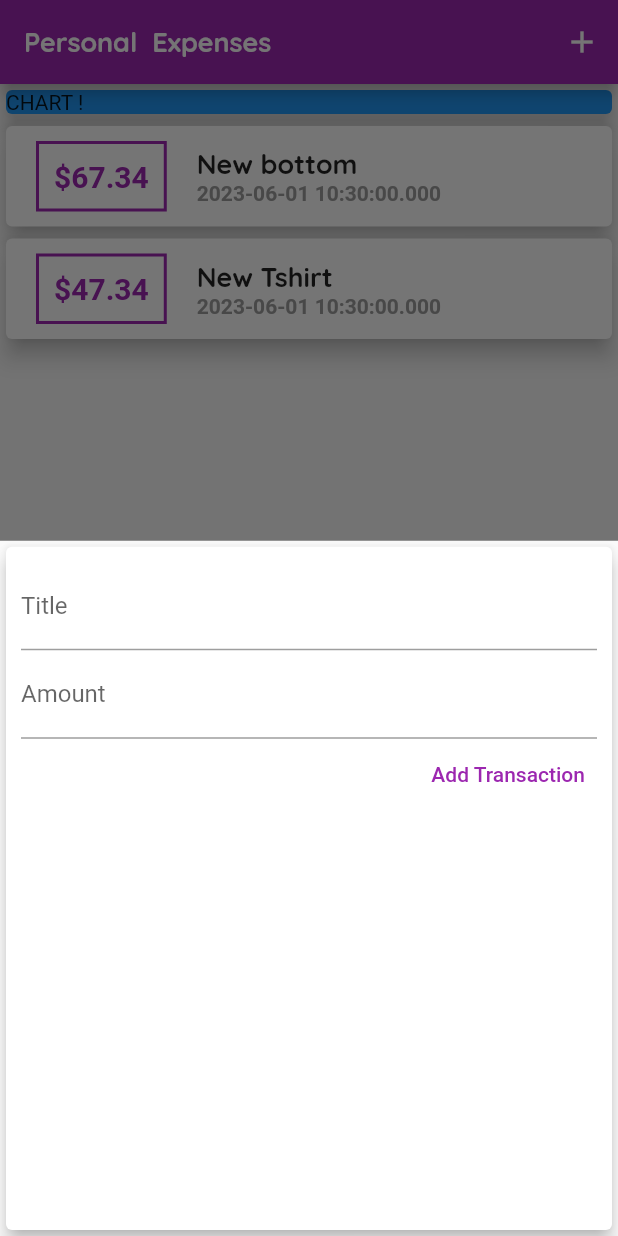
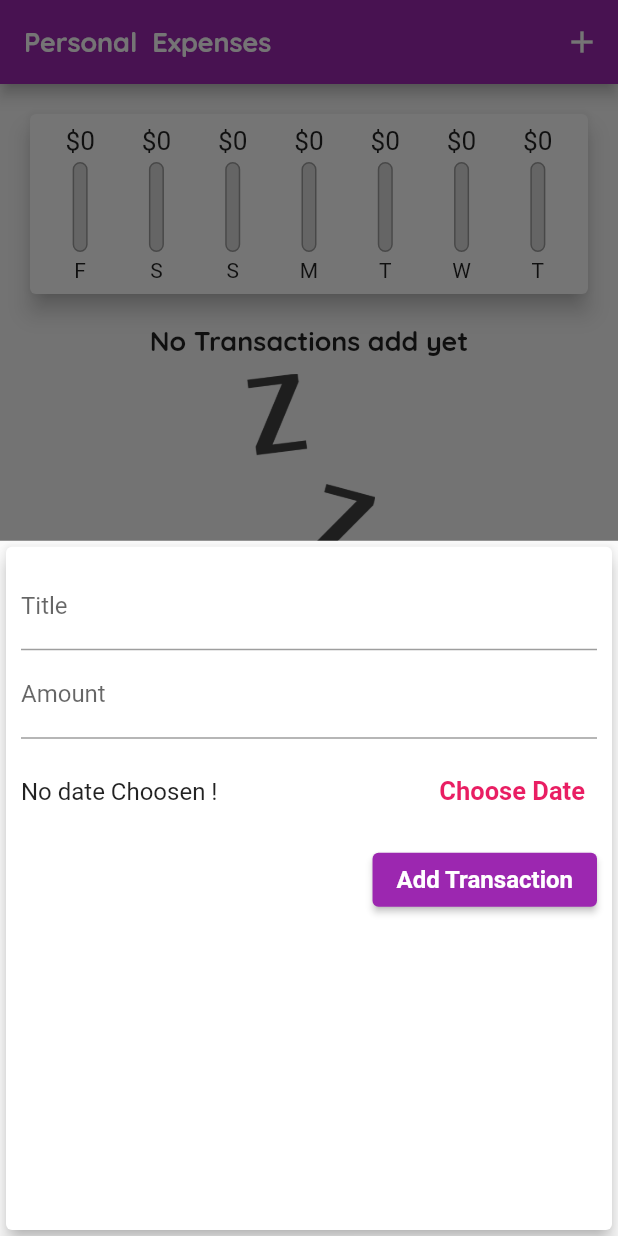
Before and after one commit to shiran02/Flutter_Expense_app, a Flutter app: the screen it shows after launch, after a tap on the "add" icon, on a phone screen of 412 x 824 dp. Run offline on Flutter 3.47's test engine with Material 2 defaults, Android fonts, the phone set to English and light mode, and no system bars.

Commit message:
finish delete teansaction

```diff
--- a/expense/lib/main.dart
+++ b/expense/lib/main.dart
@@ -1,12 +1,13 @@
 // ignore_for_file: deprecated_member_use
 
 import 'package:expense/model/transaction.dart';
+import 'package:expense/widgets/chart.dart';
 import 'package:expense/widgets/new_transaction.dart';
 import 'package:flutter/material.dart';
 import 'widgets/transaction_list.dart';
 
 void main() {
-  runApp(MyApp());
+  runApp(const MyApp());
 }
 
 class MyApp extends StatelessWidget {
@@ -19,7 +20,7 @@ class MyApp extends StatelessWidget {
       title:'Personale Expenses',
       theme:ThemeData(
           primarySwatch: Colors.purple,
-          accentColor: Colors.amber,
+         // accentColor: Colors.amber,
           fontFamily: 'QuickSand',
 
 
@@ -32,23 +33,31 @@ class MyApp extends StatelessWidget {
           ),
 
           appBarTheme: AppBarTheme(
-            textTheme: ThemeData.light().textTheme.copyWith(
+            toolbarTextStyle: ThemeData.light().textTheme.copyWith(
             titleLarge:const TextStyle(
               fontFamily:'Quicksand',
               fontSize: 18,
               fontWeight: FontWeight.bold,
-          ),
             ),
+            ).bodyText2, titleTextStyle: ThemeData.light().textTheme.copyWith(
+            titleLarge:const TextStyle(
+              fontFamily:'Quicksand',
+              fontSize: 18,
+              fontWeight: FontWeight.bold,
+            ),
+            ).headline6,
           ),
 
         ),
-      home: MyHomePage(),
+      home: const MyHomePage(),
     );
   }
 }
 
 class MyHomePage extends StatefulWidget {
-//const MyHomePage({super.key, required this.title});
+  const MyHomePage({super.key});
+
+//const MyHomePage({super.key);
 // final String title;
 
   State<MyHomePage> createState() => _MyHomePageState();
@@ -59,50 +68,74 @@ class _MyHomePageState extends State<MyHomePage> {
     late String title;
 
     final List<Transaction> _userTransaction = [
-    Transaction(
-      id: 't1',
-      title: 'New bottom',
-      amount: 67.34,
-      date: DateTime.now(),
-    ),
+    // Transaction(
+    //   id: 't1',
+    //   title: 'New bottom',
+    //   amount: 67.34,
+    //   date: DateTime.now(),
+    // ),
 
-    Transaction(
-      id: 't2',
-      title: 'New Tshirt',
-      amount: 47.34,
-      date: DateTime.now(),
-    ),
+    // Transaction(
+    //   id: 't2',
+    //   title: 'New Tshirt',
+    //   amount: 47.34,
+    //   date: DateTime.now(),
+    // ),
   ];
 
-  void _addNewTransaction(String txTitle, double txAmount) {
+
+  List<Transaction> get _recentTransactions{              //get is key word its used to dart get
+    //return _userTransaction.where((tx){
+      //return tx.date.isAfter(DateTime.now().subtract(Duration(days: 7),),);}).toList();
+      return _userTransaction.where((tx) => DateTime.now().difference(tx.date).inDays <= 7).toList();
+  }
+
+  void _addNewTransaction(String txTitle, double txAmount , DateTime chosenDate ) {
     final newTx = Transaction(
       id: DateTime.now().toString(),
       title: txTitle,
       amount: txAmount,
-      date: DateTime.now(),
+      date: chosenDate,
     );
 
     setState(() {
       _userTransaction.add(newTx);
     });
+
   }
 
     void _startAddNewTransaction(BuildContext ctx){
-      showModalBottomSheet(context: ctx , builder: (_){
+      showModalBottomSheet(
+        context: ctx ,
+        builder: (_){
         return GestureDetector(
           onTap: (){},
+          behavior: HitTestBehavior.opaque,
           child: NewTransaction(_addNewTransaction),
-          behavior: HitTestBehavior.opaque,
         );
-      });   ///this method give by flutter
+      },);   ///this method give by flutter
+    }
 
+    void _deleteTransaction(String id){
+
+      setState(() {
+          _userTransaction.removeWhere((tx) =>  tx.id == id);
+      });
     }
+
+    @override
+  void initState() {
+    // TODO: implement initState
+    super.initState();
+
+
+  }
 
 @override
   Widget build(BuildContext context) {
     return Scaffold(
       appBar: AppBar(
-        title: Text("Personal  Expenses"),
+        title: const Text("Personal  Expenses"),
         actions: <Widget>[
           IconButton(
             icon: const Icon(Icons.add),
@@ -116,24 +149,16 @@ class _MyHomePageState extends State<MyHomePage> {
         child: Column(
           //mainAxisAlignment: MainAxisAlignment.spaceAround,
           crossAxisAlignment: CrossAxisAlignment.stretch,
-          children: [
-            Container(
-              width: double.infinity,
-              child: const Card(
-                color: Colors.blue,
-                elevation: 6,
-                child: Text('CHART !'),
-              ),
-            ),
-
-            TransactionList(_userTransaction),
+          children: <Widget>[
+           Chart(_recentTransactions),
+           TransactionList(_userTransaction , _deleteTransaction),
           ],
         ),
       ),
 
       floatingActionButtonLocation: FloatingActionButtonLocation.centerDocked,
       floatingActionButton: FloatingActionButton(
-        child: Icon(Icons.add),
+        child: const Icon(Icons.add),
         onPressed:()=> _startAddNewTransaction(context),
         )
     );
--- /dev/null
+++ b/expense/lib/widgets/chart.dart
@@ -0,0 +1,67 @@
+import 'package:expense/model/transaction.dart';
+import 'package:expense/widgets/chart_bar.dart';
+import 'package:flutter/material.dart';
+import 'package:intl/intl.dart';
+
+class Chart extends StatelessWidget {
+
+  final List<Transaction> recentTransaction;
+
+   Chart( this.recentTransaction);
+
+
+  List<Map<String,Object>> get groupedTransactionVlaues{
+    return List.generate(7,(index){
+      final weekDay = DateTime.now().subtract(
+        Duration(days: index),
+      );
+
+      double totalSum = 0.0;
+
+      for(var i=0;i<recentTransaction.length;i++){
+          if(recentTransaction[i].date.day == weekDay.day &&
+             recentTransaction[i].date.month == weekDay.month &&
+            recentTransaction[i].date.year == weekDay.year
+          ){
+              totalSum += recentTransaction[i].amount;
+          }
+      }
+
+      return {
+        'day' : DateFormat.E().format(weekDay).substring(0,1),
+        'amount':totalSum,
+      };
+
+    }).reversed.toList();
+  }
+
+  double totalSpending() {
+  return groupedTransactionVlaues.fold(0.0, (sum, item) {
+    return sum + (item['amount'] as num);
+  });
+}
+
+  @override
+  Widget build(BuildContext context) {
+    return  Card(
+      elevation: 6,
+      margin: const EdgeInsets.all(20),
+        child: Padding(
+          padding: const EdgeInsets.all(8.0),
+          child: Row(
+            mainAxisAlignment: MainAxisAlignment.spaceAround,
+            children: groupedTransactionVlaues.map((data){
+             return  Flexible(
+              fit:FlexFit.tight,
+               child: ChartBar(
+                  (data['day'] as String),
+                  (data['amount']as double),
+                  totalSpending() ==0.0 ? 0.0:(data['amount']as double) / totalSpending(),
+                  ),
+             );
+            }).toList(),
+          ),
+        ),
+    );
+  }
+}
--- /dev/null
+++ b/expense/lib/widgets/chart_bar.dart
@@ -0,0 +1,64 @@
+import 'package:flutter/material.dart';
+import 'package:flutter/widgets.dart';
+
+class ChartBar extends StatelessWidget {
+  final String label;
+  final double spendingAmount;
+  final double spendingPctTotal;
+
+  const ChartBar(
+    this.label,
+    this.spendingAmount,
+    this.spendingPctTotal,
+    );
+
+  @override
+  Widget build(BuildContext context) {
+    return Column(
+      children: <Widget>[
+        Container(
+          height: 20,
+          child: FittedBox(
+            child: Text('\$${spendingAmount.toStringAsFixed(0)}'),
+          ),
+        ),
+        const SizedBox(
+          height: 4,
+        ),
+        Container(
+          height: 60,
+          width: 10,
+          child: Stack(
+            children: <Widget>[
+
+              Container(
+                decoration: BoxDecoration(
+                  border: Border.all(color: Colors.grey, width: 1.0),
+                  color: Color.fromRGBO(220, 220, 220, 1),
+                  borderRadius: BorderRadius.circular(20),
+                ),
+              ),
+
+
+              FractionallySizedBox(
+                  heightFactor: spendingPctTotal,
+                  child: Container(
+                    decoration: BoxDecoration(
+                      color: Theme.of(context).primaryColor,
+                      borderRadius: BorderRadius.circular(20),
+                    ),
+                  )
+              ),
+
+
+            ],
+          ),
+        ),
+        const SizedBox(
+          height: 4,
+        ),
+        Text(label),
+      ],
+    );
+  }
+}
--- a/expense/lib/widgets/new_transaction.dart
+++ b/expense/lib/widgets/new_transaction.dart
@@ -1,44 +1,65 @@
-
 import 'package:flutter/material.dart';
 import 'package:flutter/src/widgets/framework.dart';
-import 'package:flutter/src/widgets/placeholder.dart';
 import 'package:flutter/widgets.dart';
+import 'package:intl/intl.dart';
 
 class NewTransaction extends StatefulWidget {
-
   final Function tsAdd;
 
-   NewTransaction(this.tsAdd);
+  const NewTransaction(this.tsAdd);
 
   @override
   State<NewTransaction> createState() => _NewTransactionState();
 }
 
 class _NewTransactionState extends State<NewTransaction> {
+  final _titleController = TextEditingController();
+  final _amoutnController = TextEditingController();
+    //DateTime _selectedDate = DateTime.now();
+     DateTime? _selectedDate;
 
-    final titleController = TextEditingController();
-    final amoutnController = TextEditingController();
+  void _submitData() {
 
-    void submitData(){
+    if(_amoutnController.text.isEmpty){
+        return;
+    }
+    final enteredTitle = _titleController.text;
+    final enteredAmount = double.parse(_amoutnController.text);
 
-      final enteredTitle = titleController.text;
-      final enteredAmount = double.parse(amoutnController.text);
-
-      if(enteredTitle.isEmpty || enteredAmount <= 0){
+    if (enteredTitle.isEmpty || enteredAmount <= 0 || _selectedDate ==null) {
       return;
     }
 
     widget.tsAdd(
-        enteredTitle ,
+      enteredTitle,
       enteredAmount,
+      _selectedDate,
     );
 
     Navigator.of(context).pop();
   }
 
+  void _presentDatePicker(){
+    showDatePicker(
+      context: context,
+      initialDate: DateTime.now(),
+      firstDate: DateTime(2023),
+      lastDate: DateTime.now(),
+      ).then((pickedDate) {
+          if(pickedDate == null){
+            return;
+          }
+
+          setState(() {
+             _selectedDate = pickedDate;
+             print(pickedDate);
+          });
+      });
+      print('...');
+  }
+
   @override
   Widget build(BuildContext context) {
-
     return Card(
       elevation: 5,
       child: Container(
@@ -46,39 +67,71 @@ class _NewTransactionState extends State<NewTransaction> {
         child: Column(
           crossAxisAlignment: CrossAxisAlignment.end,
           children: <Widget>[
-
             TextField(
               decoration: const InputDecoration(
                 labelText: "Title",
               ),
-              controller: titleController,
-              onSubmitted:(_) => submitData(),
+              controller: _titleController,
+              onSubmitted: (_) => _submitData(),
               // onChanged: (val) {
               //   titleInput = val;
               // },
             ),
-
             TextField(
               decoration: const InputDecoration(
                 labelText: "Amount",
               ),
               keyboardType: TextInputType.number,
-              controller: amoutnController,
-              onSubmitted:(_) => submitData(),
+              controller: _amoutnController,
+              onSubmitted: (_) => _submitData(),
               // onChanged: (val) {
               //   amountInput = val;
               // },
             ),
+            Container(
+              height: 70,
+              child: Row(
+                children: <Widget>[
+                   Expanded(
+                     child: Text(
+                      _selectedDate == null
+                      ? 'No date Choosen !'
+                      : 'Picked Date: ${DateFormat.yMd().format(_selectedDate!)}',
+                      style: const TextStyle(
+                        fontSize: 16,
+                        fontWeight: FontWeight.normal
+                      ),),
+                   ),
 
                   TextButton(
-              onPressed:submitData,
+                    onPressed: (){
+                      _presentDatePicker();
+                    },
+                    child: const Text(
+                      'Choose Date',
+                      style: TextStyle(
+                        fontWeight: FontWeight.bold,
+                        fontSize: 17,
+                        color: Colors.pink,
+                      ),
+                    ),
+                  ),
+                ],
+              ),
+            ),
+            ElevatedButton(
+              onPressed: _submitData,
               child: const Text(
                 'Add Transaction',
+               // textColor:Colors.white,
+                style: TextStyle(
+                  fontWeight: FontWeight.bold,
+                  fontSize: 16,
+                 // backgroundColor: Colors.purple,
+                ),
               ),
               //textColor:Colors.purple,
             ),
-
-
           ],
         ),
       ),
--- a/expense/lib/widgets/transaction_list.dart
+++ b/expense/lib/widgets/transaction_list.dart
@@ -3,75 +3,72 @@ import 'package:flutter/material.dart';
 import 'package:flutter/src/widgets/framework.dart';
 import 'package:flutter/src/widgets/placeholder.dart';
 import 'package:flutter/widgets.dart';
-
+import 'package:intl/intl.dart';
 import '../model/transaction.dart';
 import '../model/transaction.dart';
 
 class TransactionList extends StatelessWidget {
+  final List<Transaction> transactions;
+  final Function deleteTx;
 
-  final List<Transaction> transactions;
-
-  TransactionList(this.transactions);
+  const TransactionList(this.transactions , this.deleteTx);
 
   @override
   Widget build(BuildContext context) {
     return Container(
       height: 480,
-      child: ListView.builder(
-        itemCount: transactions.length,
+      child: transactions.isEmpty
+      ? Column(
+        children: <Widget>[
+          Text(
+            'No Transactions add yet',
+            style: Theme.of(context).textTheme.titleLarge,
+          ),
+
+          SizedBox(height: 10,),
+
+          Container(
+            height: 200,
+            child: Image.asset('assets/images/waiting.png',fit: BoxFit.cover,),
+          ),
+        ],
+      ):ListView.builder(
+
         itemBuilder: (ctx,index){
           return Card(
-              elevation: 6,
-              child: Row(
-                children: [
-                  Container(
-                    margin: const EdgeInsets.symmetric(
-                      vertical: 10,
-                      horizontal: 20,
-                    ),
-                    padding: const EdgeInsets.all(10),
-                    decoration: BoxDecoration(
-                      border: Border.all(
-                        color: Theme.of(context).primaryColor,
-                        width: 2,
-                      ),
-                    ),
-                    child: Text(
-                      '\$${transactions[index].amount.toStringAsFixed(2)}', // another way -->  '\$${tx.amount}'
-                      style:  TextStyle(
-                        fontWeight: FontWeight.bold,
-                        fontSize: 20,
-                         color: Theme.of(context).primaryColor,
+            elevation: 8,
+            margin: EdgeInsets.symmetric(vertical: 4,horizontal: 2),
+            child: ListTile(
+              leading: CircleAvatar(
+                radius: 30,
+                child: Padding(
+                  padding: const EdgeInsets.all(6.0),
+                  child: FittedBox(
+                    child: Text('\$${transactions[index].amount}')
                     ),
                 ),
               ),
-                  Column(
-                    crossAxisAlignment: CrossAxisAlignment.start,
-                    children: <Widget>[
-                      Text(
+
+              title: Text(
                 transactions[index].title,
-                        style: Theme.of(context).textTheme.titleLarge,
-                        // style: const TextStyle(
-                        //   fontSize: 18,
-                        //   fontWeight: FontWeight.bold,
-                        // ),
+                style: Theme.of(context).textTheme.bodyLarge
                 ),
-                      Text(
-                        transactions[index].date.toString(),
-                      //   style: Theme.of(context).textTheme.titleLarge,
 
-                        style: const TextStyle(
-                          color: Colors.grey,
-                          fontWeight: FontWeight.w700,
+              subtitle: Text(
+                DateFormat.yMMMd().format(transactions[index].date),
+             //   style: Theme.of(context).textTheme.bodyMedium
+              ),
+
+              trailing: IconButton(
+                icon:const Icon(Icons.delete),
+                onPressed: ()=> deleteTx(transactions[index].id),
+                color: Colors.red,
                 ),
             ),
-                    ],
-                  ),
-                ],
+          );
+        },
+        itemCount: transactions.length,
         ),
       );
-          }),
-        );
-
   }
 }
--- a/expense/pubspec.yaml
+++ b/expense/pubspec.yaml
@@ -36,6 +36,7 @@ dependencies:
   # The following adds the Cupertino Icons font to your application.
   # Use with the CupertinoIcons class for iOS style icons.
   cupertino_icons: ^1.0.2
+  intl: ^0.18.1
 
 dev_dependencies:
   flutter_test:
@@ -60,8 +61,8 @@ flutter:
   uses-material-design: true
 
   # To add assets to your application, add an assets section, like this:
-  # assets:
-  #   - images/a_dot_burr.jpeg
+  assets:
+    - assets/images/waiting.png
   #   - images/a_dot_ham.jpeg
 
   # An image asset can refer to one or more resolution-specific "variants", see
```
Also changed, not shown: expense/assets/images/waiting.png (added), expense/pubspec.lock, 1 other file. Lines whose indentation alone changed are shown as unchanged.
